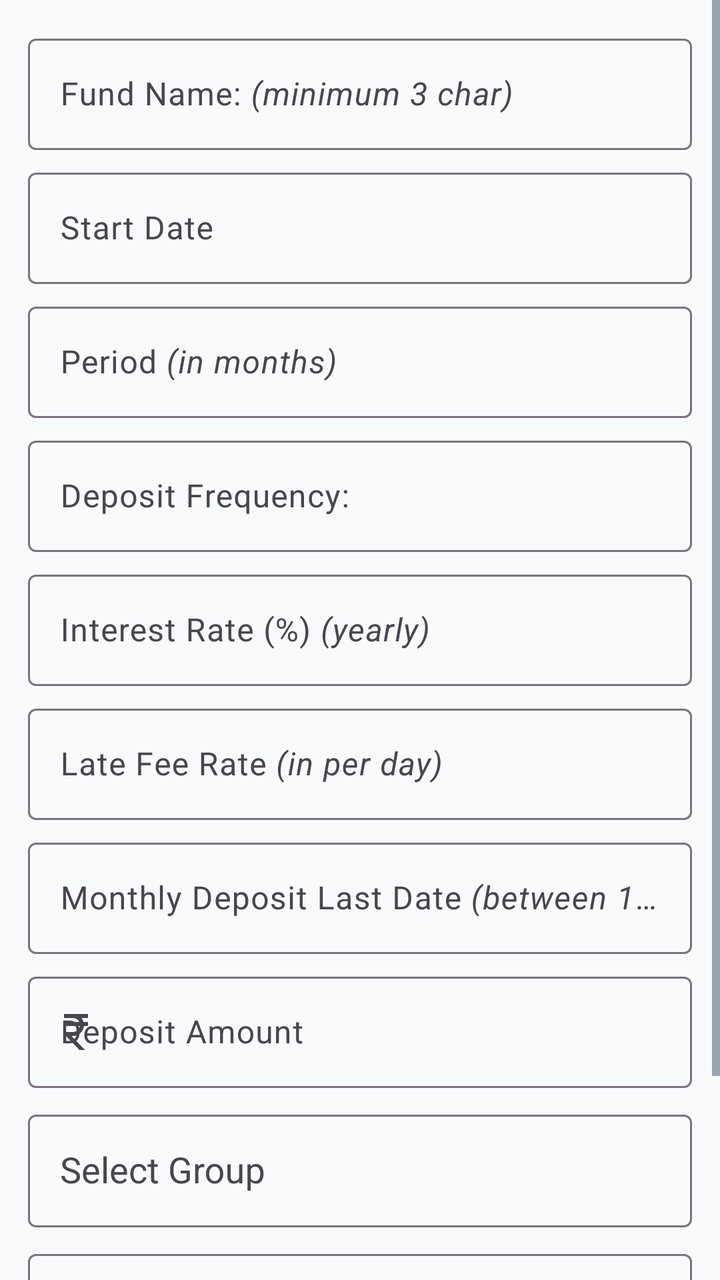
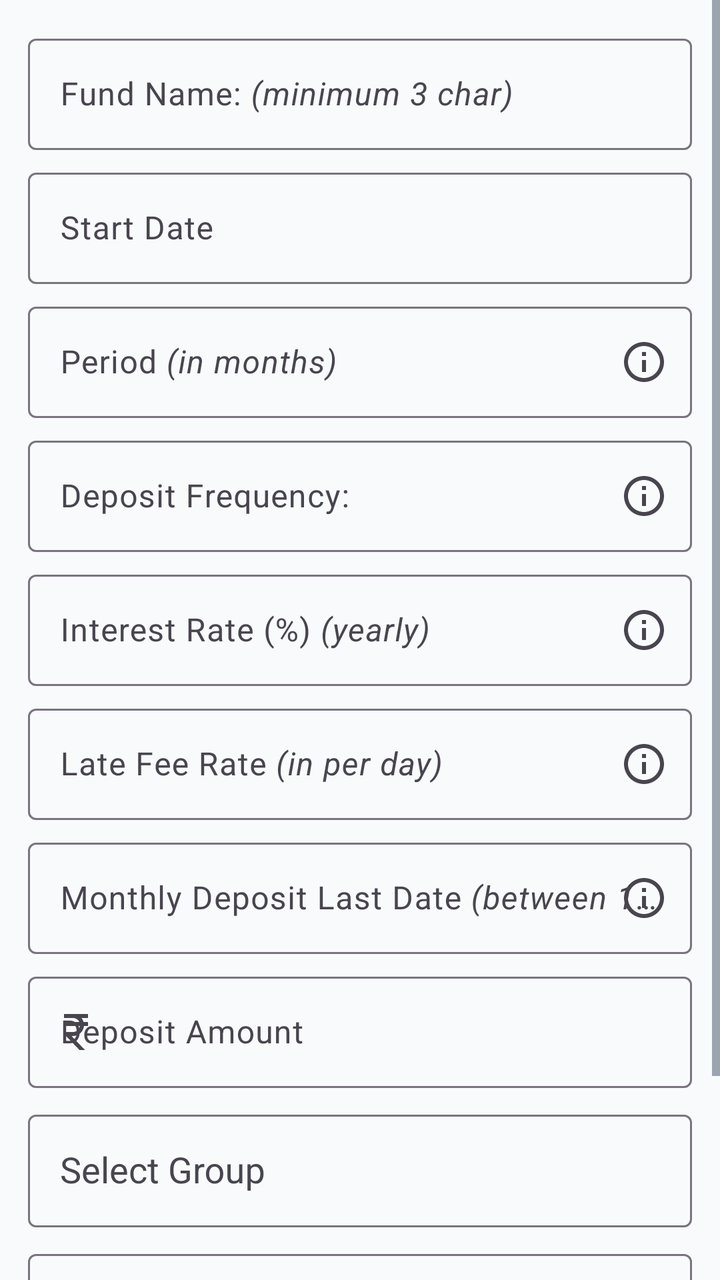

Two renders of the same Android screen: before a commit and after it. Below are the layout's source before the change and the commit's diff.
<!-- AndroidManifest.xml: application theme Theme.ApnaFund -->
<!-- res/layout/dialog_add_fund.xml -->
<?xml version="1.0" encoding="utf-8"?>
<ScrollView xmlns:android="http://schemas.android.com/apk/res/android"
    xmlns:app="http://schemas.android.com/apk/res-auto"
    xmlns:tools="http://schemas.android.com/tools"
    android:layout_width="match_parent"
    android:layout_height="wrap_content"
    android:fillViewport="true">

    <androidx.constraintlayout.widget.ConstraintLayout
        android:layout_width="match_parent"
        android:layout_height="wrap_content"
        android:padding="14dp">

        
        <com.google.android.material.textfield.TextInputLayout
            android:id="@+id/input_layout_fund_name"
            android:layout_width="match_parent"
            android:layout_height="wrap_content"
            android:hint="@string/text_fund_name"
            app:layout_constraintTop_toTopOf="parent">

            <com.google.android.material.textfield.TextInputEditText
                android:id="@+id/edit_text_fund_name"
                android:layout_width="match_parent"
                android:layout_height="wrap_content"
                android:importantForAutofill="no"
                android:inputType="text" />
        </com.google.android.material.textfield.TextInputLayout>

        
        <com.google.android.material.textfield.TextInputLayout
            android:id="@+id/input_layout_start_date"
            android:layout_width="match_parent"
            android:layout_height="wrap_content"
            android:layout_marginTop="6dp"
            android:hint="@string/text_start_date"
            app:layout_constraintTop_toBottomOf="@id/input_layout_fund_name">

            <com.google.android.material.textfield.TextInputEditText
                android:id="@+id/edit_text_fund_start_date"
                android:layout_width="match_parent"
                android:layout_height="wrap_content"
                android:importantForAutofill="no"
                android:inputType="date" />
        </com.google.android.material.textfield.TextInputLayout>

        
        <com.google.android.material.textfield.TextInputLayout
            android:id="@+id/input_layout_period"
            android:layout_width="match_parent"
            android:layout_height="wrap_content"
            android:layout_marginTop="6dp"
            android:hint="@string/text_period"
            app:layout_constraintTop_toBottomOf="@id/input_layout_start_date">

            <com.google.android.material.textfield.TextInputEditText
                android:id="@+id/edit_text_period"
                android:layout_width="match_parent"
                android:layout_height="wrap_content"
                android:importantForAutofill="no"
                android:inputType="text" />
        </com.google.android.material.textfield.TextInputLayout>

        
        <com.google.android.material.textfield.TextInputLayout
            android:id="@+id/input_layout_dep_frequency"
            android:layout_width="match_parent"
            android:layout_height="wrap_content"
            android:layout_marginTop="6dp"
            android:hint="@string/text_deposit_frequency"
            app:layout_constraintTop_toBottomOf="@id/input_layout_period">

            <com.google.android.material.textfield.TextInputEditText
                android:id="@+id/edit_text_dep_frequency"
                android:layout_width="match_parent"
                android:layout_height="wrap_content"
                android:importantForAutofill="no"
                android:inputType="text" />
        </com.google.android.material.textfield.TextInputLayout>

        
        <com.google.android.material.textfield.TextInputLayout
            android:id="@+id/input_layout_loan_int_rate"
            android:layout_width="match_parent"
            android:layout_height="wrap_content"
            android:layout_marginTop="6dp"
            android:hint="@string/text_loan_interest_rate"
            app:layout_constraintTop_toBottomOf="@id/input_layout_dep_frequency">

            <com.google.android.material.textfield.TextInputEditText
                android:id="@+id/edit_text_loan_int_rate"
                android:layout_width="match_parent"
                android:layout_height="wrap_content"
                android:importantForAutofill="no"
                android:inputType="text" />
        </com.google.android.material.textfield.TextInputLayout>

        
        <com.google.android.material.textfield.TextInputLayout
            android:id="@+id/input_layout_late_fee_rate"
            android:layout_width="match_parent"
            android:layout_height="wrap_content"
            android:layout_marginTop="6dp"
            android:hint="@string/text_late_fee_rate_in_per_day"
            app:layout_constraintTop_toBottomOf="@id/input_layout_loan_int_rate">

            <com.google.android.material.textfield.TextInputEditText
                android:id="@+id/edit_text_late_fee_rate"
                android:layout_width="match_parent"
                android:layout_height="wrap_content"
                android:importantForAutofill="no"
                android:inputType="text" />
        </com.google.android.material.textfield.TextInputLayout>

        
        <com.google.android.material.textfield.TextInputLayout
            android:id="@+id/input_layout_deposit_last_date"
            android:layout_width="match_parent"
            android:layout_height="wrap_content"
            android:layout_marginTop="6dp"
            android:hint="@string/text_monthly_deposit_last_date"
            app:layout_constraintTop_toBottomOf="@id/input_layout_late_fee_rate">

            <com.google.android.material.textfield.TextInputEditText
                android:id="@+id/edit_text_deposit_last_date"
                android:layout_width="match_parent"
                android:layout_height="wrap_content"
                android:importantForAutofill="no"
                android:inputType="text" />
        </com.google.android.material.textfield.TextInputLayout>

        
        <com.google.android.material.textfield.TextInputLayout
            android:id="@+id/text_input_dep_amount"
            android:layout_width="match_parent"
            android:layout_height="wrap_content"
            android:layout_marginTop="6dp"
            android:hint="@string/text_deposit_amount"
            app:layout_constraintTop_toBottomOf="@id/input_layout_deposit_last_date"
            app:startIconContentDescription="Rupee symbol"
            app:startIconDrawable="@drawable/ic_rupee">

            <com.google.android.material.textfield.TextInputEditText
                android:id="@+id/edit_text_dep_amount"
                android:layout_width="match_parent"
                android:layout_height="wrap_content"
                android:importantForAutofill="no"
                android:inputType="numberDecimal" />
        </com.google.android.material.textfield.TextInputLayout>

        
        <com.google.android.material.textfield.TextInputLayout
            android:id="@+id/input_layout_group"
            android:layout_width="match_parent"
            android:layout_height="wrap_content"
            android:layout_marginTop="8dp"
            android:hint="@string/text_select_group"
            app:layout_constraintTop_toBottomOf="@id/text_input_dep_amount">

            <AutoCompleteTextView
                android:id="@+id/edit_text_auto_group"
                android:layout_width="match_parent"
                android:layout_height="wrap_content"
                android:completionThreshold="1"
                android:importantForAutofill="no"
                android:inputType="none"
                android:paddingStart="16dp"
                android:paddingTop="16dp"
                android:paddingEnd="16dp"
                android:paddingBottom="16dp"
                tools:ignore="LabelFor" />
        </com.google.android.material.textfield.TextInputLayout>

        
        <com.google.android.material.textfield.TextInputLayout
            android:id="@+id/input_layout_moderator"
            android:layout_width="match_parent"
            android:layout_height="wrap_content"
            android:layout_marginTop="8dp"
            android:hint="@string/text_select_moderator"
            app:layout_constraintTop_toBottomOf="@id/input_layout_group">

            <AutoCompleteTextView
                android:id="@+id/edit_text_moderator"
                android:layout_width="match_parent"
                android:layout_height="wrap_content"
                android:completionThreshold="1"
                android:importantForAutofill="no"
                android:inputType="none"
                android:paddingStart="16dp"
                android:paddingTop="16dp"
                android:paddingEnd="16dp"
                android:paddingBottom="16dp"
                tools:ignore="LabelFor" />
        </com.google.android.material.textfield.TextInputLayout>

        
        <LinearLayout
            android:layout_width="match_parent"
            android:layout_height="wrap_content"
            android:orientation="horizontal"
            app:layout_constraintTop_toBottomOf="@id/input_layout_moderator">

            <com.google.android.material.button.MaterialButton
                android:id="@+id/button_save_fund"
                style="@style/ApnaFundButton.Primary"
                android:layout_width="0dp"
                android:layout_height="wrap_content"
                android:layout_margin="8dp"
                android:layout_weight="1"
                android:text="@string/text_save_button" />

            <com.google.android.material.button.MaterialButton
                android:id="@+id/button_cancel_fund"
                style="@style/ApnaFundButton.Secondary"
                android:layout_width="0dp"
                android:layout_height="wrap_content"
                android:layout_margin="8dp"
                android:layout_weight="1"
                android:text="@string/text_cancel_button" />
        </LinearLayout>

    </androidx.constraintlayout.widget.ConstraintLayout>
</ScrollView>
<!-- resources referenced by this layout -->
<resources>
  <!-- drawable ic_rupee (drawable) -->
  <vector xmlns:android="http://schemas.android.com/apk/res/android" android:height="24dp" android:tint="#000000" android:viewportHeight="24" android:viewportWidth="24" android:width="24dp">
        
      <path android:fillColor="@android:color/white" android:pathData="M13.66,7C13.1,5.82 11.9,5 10.5,5L6,5V3h12v2l-3.26,0c0.48,0.58 0.84,1.26 1.05,2L18,7v2l-2.02,0c-0.25,2.8 -2.61,5 -5.48,5H9.77l6.73,7h-2.77L7,14v-2h3.5c1.76,0 3.22,-1.3 3.46,-3L6,9V7L13.66,7z"/>
      
  </vector>
  <string name="text_cancel_button">Cancel</string>
  <string name="text_deposit_amount">Deposit Amount</string>
  <string name="text_deposit_frequency">Deposit Frequency:</string>
  <string name="text_fund_name">Fund Name: <i>(minimum 3 char)</i></string>
  <string name="text_late_fee_rate_in_per_day">Late Fee Rate <i>(in per day)</i></string>
  <string name="text_loan_interest_rate">Interest Rate (%) <i>(yearly)</i></string>
  <string name="text_monthly_deposit_last_date">Monthly Deposit Last Date <i>(between 1 , 31)</i></string>
  <string name="text_period">Period <i>(in months)</i></string>
  <string name="text_save_button">Save</string>
  <string name="text_select_group">Select Group</string>
  <string name="text_select_moderator">Select Moderator</string>
  <string name="text_start_date">Start Date</string>
  <style name="ApnaFundButton.Primary" parent="Widget.MaterialComponents.Button">
          <item name="android:textColor">@color/btn_primary_text_selector</item>
          <item name="backgroundTint">@color/btn_primary_bg_selector</item>
          <item name="cornerRadius">10dp</item>
          <item name="android:textAllCaps">false</item>
      </style>
  <style name="ApnaFundButton.Secondary" parent="Widget.MaterialComponents.Button.OutlinedButton">
          <item name="android:textColor">@color/btn_secondary_text</item>
          <item name="strokeColor">@color/btn_secondary_border</item>
          <item name="strokeWidth">1dp</item>
          <item name="backgroundTint">@color/btn_secondary_bg</item>
          <item name="cornerRadius">12dp</item>
          <item name="android:textAllCaps">false</item>
      </style>
  <style name="Theme.ApnaFund" parent="Base.Theme.ApnaFund" />
  <color name="btn_secondary_text">#0F172A</color>
  <color name="btn_secondary_border">#94A3B8</color>
  <color name="btn_secondary_bg">#E2E8F0</color>
  <style name="Base.Theme.ApnaFund" parent="Theme.Material3.DayNight.NoActionBar">
          
          
          <item name="colorSecondary">#00ACC1</item> 
          <item name="colorTertiary">#FDD835</item> 
          
          <item name="android:colorBackground">@color/background</item>
  
          
          <item name="colorSurface">@color/surface</item>
          <item name="colorOnSurface">@color/text_primary</item>
          <item name="colorSurfaceVariant">@color/surface_variant</item>
  
          
          <item name="colorPrimary">@color/blue_dark</item>
          <item name="colorOnPrimary">@color/on_primary</item>
  
          
          <item name="android:textColorPrimary">@color/text_primary</item>
          <item name="android:textColorSecondary">@color/text_secondary</item>
      </style>
  <color name="background">#F8FAFC</color>
  <color name="surface">#FFFFFF</color>
  <color name="text_primary">#0F1012</color>
  <color name="surface_variant">#E2E8F0</color>
  <color name="blue_dark">#117AA7</color>
  <color name="on_primary">#FFFFFF</color>
  <color name="text_secondary">#475569</color>
</resources>

<!-- the commit's change to res/layout/dialog_add_fund.xml (unified diff, before → after) -->
@@ -51,6 +51,8 @@
             android:layout_height="wrap_content"
             android:layout_marginTop="6dp"
             android:hint="@string/text_period"
+            app:endIconDrawable="@drawable/ic_info"
+            app:endIconMode="custom"
             app:layout_constraintTop_toBottomOf="@id/input_layout_start_date">
 
             <com.google.android.material.textfield.TextInputEditText
@@ -68,6 +70,8 @@
             android:layout_height="wrap_content"
             android:layout_marginTop="6dp"
             android:hint="@string/text_deposit_frequency"
+            app:endIconDrawable="@drawable/ic_info"
+            app:endIconMode="custom"
             app:layout_constraintTop_toBottomOf="@id/input_layout_period">
 
             <com.google.android.material.textfield.TextInputEditText
@@ -85,6 +89,8 @@
             android:layout_height="wrap_content"
             android:layout_marginTop="6dp"
             android:hint="@string/text_loan_interest_rate"
+            app:endIconDrawable="@drawable/ic_info"
+            app:endIconMode="custom"
             app:layout_constraintTop_toBottomOf="@id/input_layout_dep_frequency">
 
             <com.google.android.material.textfield.TextInputEditText
@@ -102,6 +108,8 @@
             android:layout_height="wrap_content"
             android:layout_marginTop="6dp"
             android:hint="@string/text_late_fee_rate_in_per_day"
+            app:endIconDrawable="@drawable/ic_info"
+            app:endIconMode="custom"
             app:layout_constraintTop_toBottomOf="@id/input_layout_loan_int_rate">
 
             <com.google.android.material.textfield.TextInputEditText
@@ -119,6 +127,8 @@
             android:layout_height="wrap_content"
             android:layout_marginTop="6dp"
             android:hint="@string/text_monthly_deposit_last_date"
+            app:endIconDrawable="@drawable/ic_info"
+            app:endIconMode="custom"
             app:layout_constraintTop_toBottomOf="@id/input_layout_late_fee_rate">
 
             <com.google.android.material.textfield.TextInputEditText
@@ -178,6 +188,8 @@
             android:layout_height="wrap_content"
             android:layout_marginTop="8dp"
             android:hint="@string/text_select_moderator"
+            app:endIconDrawable="@drawable/ic_info"
+            app:endIconMode="custom"
             app:layout_constraintTop_toBottomOf="@id/input_layout_group">
 
             <AutoCompleteTextView
<!-- resource entries referenced after the edit -->
@@ -1,5 +1,11 @@
 <!-- resources referenced by this layout -->
 <resources>
+  <!-- drawable ic_info (drawable) -->
+  <vector xmlns:android="http://schemas.android.com/apk/res/android" android:height="24dp" android:tint="#000000" android:viewportHeight="24" android:viewportWidth="24" android:width="24dp">
+        
+      <path android:fillColor="@android:color/white" android:pathData="M11,7h2v2h-2V7zM11,11h2v6h-2V11zM12,2C6.48,2 2,6.48 2,12s4.48,10 10,10s10,-4.48 10,-10S17.52,2 12,2zM12,20c-4.41,0 -8,-3.59 -8,-8s3.59,-8 8,-8s8,3.59 8,8S16.41,20 12,20z"/>
+      
+  </vector>
   <!-- drawable ic_rupee (drawable) -->
   <vector xmlns:android="http://schemas.android.com/apk/res/android" android:height="24dp" android:tint="#000000" android:viewportHeight="24" android:viewportWidth="24" android:width="24dp">
         
